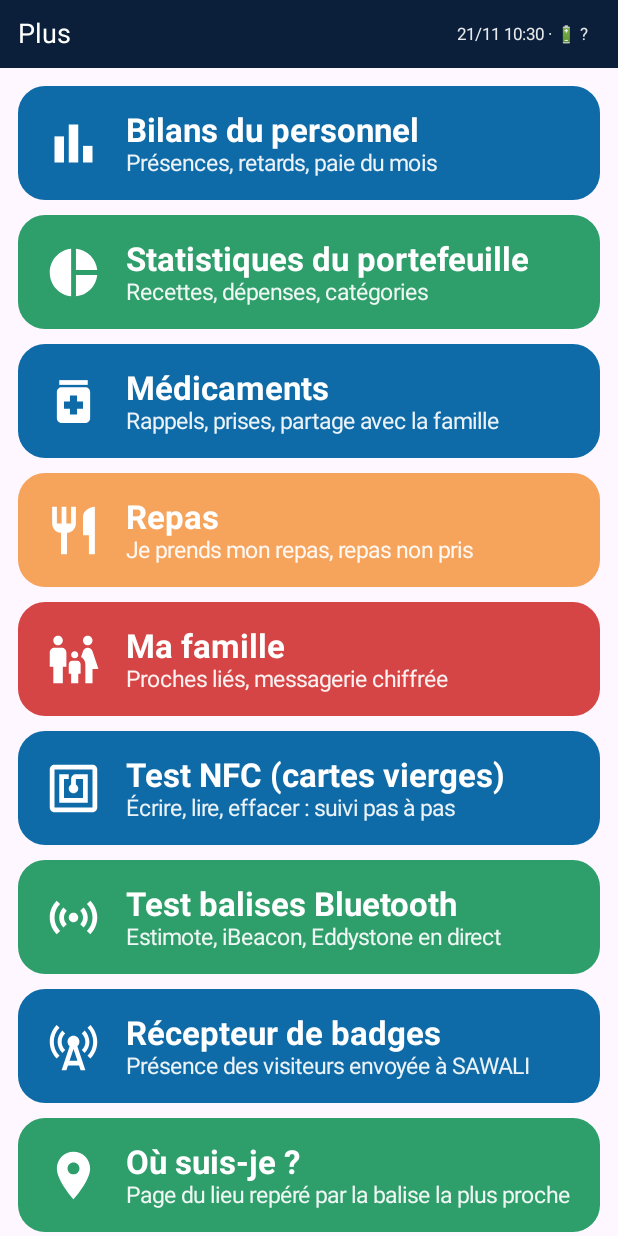
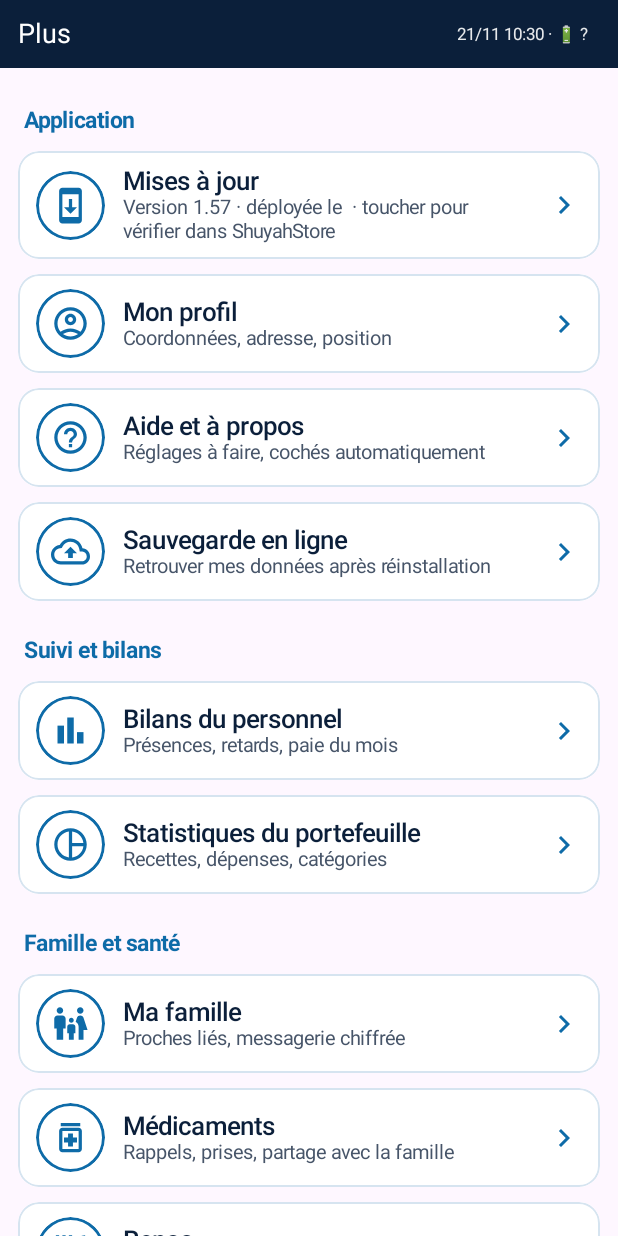
Before and after one commit to ShuyahBF/personnel-maison, an Android app built with Jetpack Compose: the composable EcranPlus shown on its own in the app's theme, on a phone screen of 412 x 824 dp. Run offline under Robolectric (Android 15) with nearby library versions, the phone set to English and light mode, and no system bars; 9 statements that could not run were skipped.

Commit message:
Version 1.57 : nouvelle version signalée depuis ShuyahStore, page Plus en pictogrammes à tracé bleu (#46)
* Version 1.51 : étalonnage de la mesure en direct et mesures enregistrées (nom, note, points)

* Version 1.52 : bouton Terminer de la mesure en direct (résultat figé, caméra arrêtée, Reprendre)

* Version 1.53 : Poser sous le pouce, Terminer avant Enregistrer, pose au toucher, points déplaçables, commande vocale

* Version 1.54 : unités d'affichage (mm, cm, pouces) et comparaison avec les dimensions annoncées

* Version 1.55 : objectif de la mesure (mesurer, vérifier) et bilan des écarts mesuré − objectif

* Version 1.56 : icône de ShuyahStore, correction des points sur image figée, indication de la voix, bandeau translucide

* Retrait de l'ancien pictogramme vectoriel de l'icône (remplacé par l'icône de ShuyahStore)

* Version 1.57 : nouvelle version signalée depuis ShuyahStore, page Plus en pictogrammes à tracé bleu

```diff
--- a/app/build.gradle.kts
+++ b/app/build.gradle.kts
@@ -17,8 +17,8 @@ android {
         minSdk = 26
         targetSdk = 35
         // Règle de version : VERSION +1 à chaque livraison (voir Version.kt).
-        versionCode = 57
-        versionName = "1.56"
+        versionCode = 58
+        versionName = "1.57"
         // Fichier brut : personnel-maison-<version>-release.apk, livré sous le nom personnel-maison-<version>.apk (sans « debug » ni « release »)
         setProperty("archivesBaseName", "personnel-maison-$versionName")
         // APK ALLÉGÉ (1.47) : seules les bibliothèques natives des TÉLÉPHONES sont gardées (ARM 64 bits et 32 bits). Les versions x86 / x86_64
@@ -96,4 +96,5 @@ dependencies {
     implementation("com.squareup.okhttp3:okhttp:4.12.0")
     implementation("org.jetbrains.kotlinx:kotlinx-coroutines-android:1.9.0")
     testImplementation("junit:junit:4.13.2")
+    testImplementation("org.json:json:20240303")   // org.json réel pour les tests JVM (lecture de la réponse de ShuyahStore)
 }
--- a/app/src/main/java/org/shuyah/personnelmaison/EcransBudget.kt
+++ b/app/src/main/java/org/shuyah/personnelmaison/EcransBudget.kt
@@ -12,6 +12,7 @@ import androidx.compose.foundation.layout.*
 import androidx.compose.foundation.shape.RoundedCornerShape
 import androidx.compose.material.icons.Icons
 import androidx.compose.material.icons.filled.*
+import androidx.compose.material.icons.outlined.*
 import androidx.compose.material3.*
 import androidx.compose.runtime.*
 import androidx.compose.runtime.snapshots.SnapshotStateList
@@ -406,22 +407,50 @@ fun EcranBudgetStats(retour: () -> Unit) {
 
 // ======================= Onglet « Plus » =======================
 
-/** Raccourcis vers les écrans moins fréquents (bilans du personnel, profil, statistiques du portefeuille). */
+/**
+ * PAGE « PLUS » = page de paramétrage et d'outils (v1.57) : chaque option est une ligne blanche avec son PICTOGRAMME AU TRACÉ BLEU
+ * (icône « contour », jamais pleine), son titre, une explication courte et une flèche. Les lignes sont rangées en rubriques.
+ * Tout en haut : la version installée et la vérification des mises à jour de ShuyahStore.
+ */
 @Composable
 fun EcranPlus(ouvrir: (Ecran) -> Unit) = Page("Plus") {
-    GrosBouton(Icons.Filled.BarChart, "Bilans du personnel", Bleu, sousTexte = "Présences, retards, paie du mois") { ouvrir(Ecran.Stats) }
-    GrosBouton(Icons.Filled.PieChart, "Statistiques du portefeuille", Vert, sousTexte = "Recettes, dépenses, catégories") { ouvrir(Ecran.BudgetStats) }
-    GrosBouton(Icons.Filled.Medication, "Médicaments", Bleu, sousTexte = "Rappels, prises, partage avec la famille") { ouvrir(Ecran.Medicaments) }
-    GrosBouton(Icons.Filled.Restaurant, "Repas", Orange, sousTexte = "Je prends mon repas, repas non pris") { ouvrir(Ecran.Repas) }
-    GrosBouton(Icons.Filled.FamilyRestroom, "Ma famille", Rouge, sousTexte = "Proches liés, messagerie chiffrée") { ouvrir(Ecran.Famille) }
-    GrosBouton(Icons.Filled.Nfc, "Test NFC (cartes vierges)", Bleu, sousTexte = "Écrire, lire, effacer : suivi pas à pas") { ouvrir(Ecran.LaboNfc) }
-    GrosBouton(Icons.Filled.Sensors, "Test balises Bluetooth", Vert, sousTexte = "Estimote, iBeacon, Eddystone en direct") { ouvrir(Ecran.Balises) }
-    GrosBouton(Icons.Filled.CellTower, "Récepteur de badges", Bleu, sousTexte = "Présence des visiteurs envoyée à SAWALI") { ouvrir(Ecran.Recepteur) }
-    GrosBouton(Icons.Filled.Place, "Où suis-je ?", Vert, sousTexte = "Page du lieu repéré par la balise la plus proche") { ouvrir(Ecran.OuSuisJe) }
-    GrosBouton(Icons.Filled.Tv, "Ma Télé", Vert, sousTexte = "Vidéos sur le téléviseur, pilotées depuis ce téléphone") { ouvrir(Ecran.Tele) }
-    GrosBouton(Icons.Filled.CalendarMonth, "Mon agenda", Bleu, sousTexte = "Google Agenda, rendez-vous par la voix") { ouvrir(Ecran.Agenda) }
-    GrosBouton(Icons.Filled.Straighten, "Mesurer une surface", Orange, sousTexte = "Avec la caméra : en direct ou sur photo") { ouvrir(Ecran.Mesure) }
-    GrosBouton(Icons.Filled.CloudUpload, "Sauvegarde en ligne", Vert, sousTexte = "Retrouver mes données après réinstallation") { ouvrir(Ecran.Sauvegarde) }
-    GrosBouton(Icons.Filled.Help, "Aide et à propos", Gris, sousTexte = "Réglages à faire, cochés automatiquement") { ouvrir(Ecran.Aide) }
-    GrosBouton(Icons.Filled.AccountCircle, "Mon profil", Orange, sousTexte = "Coordonnées, adresse, position") { ouvrir(Ecran.Profil) }
+    val c = androidx.compose.ui.platform.LocalContext.current
+    val portee = androidx.compose.runtime.rememberCoroutineScope()
+    var verification by remember { mutableStateOf(false) }
+
+    Rubrique("Application")
+    // Mises à jour : relit la version publiée dans ShuyahStore (toast « en cours » puis résultat, règle 17)
+    LigneOption(Icons.Outlined.SystemUpdate, "Mises à jour", "${Version.libelle()} · toucher pour vérifier dans ShuyahStore", etat = if (verification) "…" else null) {
+        if (!verification) {
+            verification = true
+            android.widget.Toast.makeText(c, "Vérification de la version en cours…", android.widget.Toast.LENGTH_SHORT).show()
+            portee.launch {
+                val n = MiseAJourStore.verifier(c, forcer = true)
+                verification = false
+                if (n == null) android.widget.Toast.makeText(c, "Vous avez la dernière version publiée (ou ShuyahStore est injoignable).", android.widget.Toast.LENGTH_LONG).show()
+                else { MiseAJourStore.ignorer(c, 0L); android.widget.Toast.makeText(c, "Version ${n.nom} disponible : ouverture de ShuyahStore.", android.widget.Toast.LENGTH_LONG).show(); MiseAJourStore.ouvrirStore(c) }
+            }
+        }
+    }
+    LigneOption(Icons.Outlined.AccountCircle, "Mon profil", "Coordonnées, adresse, position") { ouvrir(Ecran.Profil) }
+    LigneOption(Icons.Outlined.HelpOutline, "Aide et à propos", "Réglages à faire, cochés automatiquement") { ouvrir(Ecran.Aide) }
+    LigneOption(Icons.Outlined.CloudUpload, "Sauvegarde en ligne", "Retrouver mes données après réinstallation") { ouvrir(Ecran.Sauvegarde) }
+
+    Rubrique("Suivi et bilans")
+    LigneOption(Icons.Outlined.BarChart, "Bilans du personnel", "Présences, retards, paie du mois") { ouvrir(Ecran.Stats) }
+    LigneOption(Icons.Outlined.PieChart, "Statistiques du portefeuille", "Recettes, dépenses, catégories") { ouvrir(Ecran.BudgetStats) }
+
+    Rubrique("Famille et santé")
+    LigneOption(Icons.Outlined.FamilyRestroom, "Ma famille", "Proches liés, messagerie chiffrée") { ouvrir(Ecran.Famille) }
+    LigneOption(Icons.Outlined.Medication, "Médicaments", "Rappels, prises, partage avec la famille") { ouvrir(Ecran.Medicaments) }
+    LigneOption(Icons.Outlined.Restaurant, "Repas", "Je prends mon repas, repas non pris") { ouvrir(Ecran.Repas) }
+    LigneOption(Icons.Outlined.CalendarMonth, "Mon agenda", "Google Agenda, rendez-vous par la voix") { ouvrir(Ecran.Agenda) }
+    LigneOption(Icons.Outlined.Tv, "Ma Télé", "Vidéos sur le téléviseur, pilotées depuis ce téléphone") { ouvrir(Ecran.Tele) }
+
+    Rubrique("Outils")
+    LigneOption(Icons.Outlined.Straighten, "Mesurer une surface", "Avec la caméra : en direct ou sur photo") { ouvrir(Ecran.Mesure) }
+    LigneOption(Icons.Outlined.Nfc, "Test NFC (cartes vierges)", "Écrire, lire, effacer : suivi pas à pas") { ouvrir(Ecran.LaboNfc) }
+    LigneOption(Icons.Outlined.Sensors, "Test balises Bluetooth", "Estimote, iBeacon, Eddystone en direct") { ouvrir(Ecran.Balises) }
+    LigneOption(Icons.Outlined.CellTower, "Récepteur de badges", "Présence des visiteurs envoyée à SAWALI") { ouvrir(Ecran.Recepteur) }
+    LigneOption(Icons.Outlined.Place, "Où suis-je ?", "Page du lieu repéré par la balise la plus proche") { ouvrir(Ecran.OuSuisJe) }
 }
--- /dev/null
+++ b/app/src/main/java/org/shuyah/personnelmaison/ElementsPlus.kt
@@ -0,0 +1,72 @@
+package org.shuyah.personnelmaison
+
+import androidx.compose.foundation.BorderStroke
+import androidx.compose.foundation.background
+import androidx.compose.foundation.border
+import androidx.compose.foundation.clickable
+import androidx.compose.foundation.layout.*
+import androidx.compose.foundation.shape.CircleShape
+import androidx.compose.foundation.shape.RoundedCornerShape
+import androidx.compose.material.icons.Icons
+import androidx.compose.material.icons.filled.ChevronRight
+import androidx.compose.material.icons.filled.Close
+import androidx.compose.material.icons.outlined.SystemUpdate
+import androidx.compose.material3.*
+import androidx.compose.runtime.*
+import androidx.compose.ui.Alignment
+import androidx.compose.ui.Modifier
+import androidx.compose.ui.draw.clip
+import androidx.compose.ui.graphics.Color
+import androidx.compose.ui.graphics.vector.ImageVector
+import androidx.compose.ui.platform.LocalContext
+import androidx.compose.ui.text.font.FontWeight
+import androidx.compose.ui.unit.dp
+import androidx.compose.ui.unit.sp
+
+/** Titre de rubrique de la page « Plus » (texte bleu nuit, petit, en majuscules d'initiale). */
+@Composable
+fun Rubrique(titre: String) =
+    Text(titre, fontSize = 15.sp, fontWeight = FontWeight.Bold, color = Bleu, modifier = Modifier.padding(top = 14.dp, bottom = 2.dp, start = 4.dp))
+
+/**
+ * Une option de la page « Plus » : ligne blanche à bord fin, PICTOGRAMME AU TRACÉ BLEU dans un rond au contour bleu,
+ * titre, explication courte et flèche. Toute la ligne se touche. [etat] = petit texte à droite (ex. « … » pendant une vérification).
+ */
+@Composable
+fun LigneOption(icone: ImageVector, titre: String, explication: String, etat: String? = null, surAppui: () -> Unit) =
+    Row(Modifier.fillMaxWidth().clip(RoundedCornerShape(14.dp)).background(Color.White).border(BorderStroke(1.dp, Color(0xFFD6E4F0)), RoundedCornerShape(14.dp))
+        .clickable { surAppui() }.padding(horizontal = 12.dp, vertical = 10.dp), verticalAlignment = Alignment.CenterVertically) {
+        Box(Modifier.size(46.dp).clip(CircleShape).border(BorderStroke(1.5.dp, Bleu), CircleShape), contentAlignment = Alignment.Center) {
+            Icon(icone, null, tint = Bleu, modifier = Modifier.size(26.dp))
+        }
+        Column(Modifier.weight(1f).padding(horizontal = 12.dp)) {
+            Text(titre, fontSize = 17.sp, fontWeight = FontWeight.SemiBold, color = BleuNuit)
+            Text(explication, fontSize = 13.sp, color = Gris, lineHeight = 16.sp)
+        }
+        if (etat != null) Text(etat, fontSize = 14.sp, color = Bleu, modifier = Modifier.padding(end = 4.dp))
+        Icon(Icons.Filled.ChevronRight, null, tint = Bleu)
+    }
+
+/**
+ * BANDEAU « NOUVELLE VERSION DISPONIBLE » (v1.57), affiché en haut des onglets quand ShuyahStore publie une version plus récente.
+ * « Mettre à jour » ouvre ShuyahStore ; la croix = « Plus tard » (la version est mémorisée : le bandeau ne revient que pour une version encore plus récente).
+ * Compact et clair (pas de bloc noir qui masque l'écran).
+ */
+@Composable
+fun BandeauMiseAJour() {
+    val c = LocalContext.current
+    var nouvelle by remember { mutableStateOf<MiseAJourStore.Nouvelle?>(null) }
+    LaunchedEffect(Unit) { nouvelle = MiseAJourStore.verifier(c) }          // réseau lu en arrière-plan ; rien ne s'affiche si hors connexion
+    val n = nouvelle ?: return
+    Row(Modifier.fillMaxWidth().background(Color(0xFFE8F3FB)).border(BorderStroke(1.dp, Bleu)).padding(horizontal = 10.dp, vertical = 8.dp), verticalAlignment = Alignment.CenterVertically) {
+        Icon(Icons.Outlined.SystemUpdate, null, tint = Bleu, modifier = Modifier.size(26.dp))
+        Column(Modifier.weight(1f).padding(horizontal = 10.dp)) {
+            Text("Nouvelle version ${n.nom} disponible", fontSize = 15.sp, fontWeight = FontWeight.Bold, color = BleuNuit)
+            Text("Vous avez la ${Version.VERSION}.", fontSize = 12.sp, color = Gris)
+        }
+        Button({ MiseAJourStore.ouvrirStore(c) }, contentPadding = PaddingValues(horizontal = 12.dp, vertical = 4.dp)) {
+            Icon(Icons.Outlined.SystemUpdate, null, modifier = Modifier.size(18.dp)); Spacer(Modifier.width(4.dp)); Text("Mettre à jour", fontSize = 13.sp)
+        }
+        IconButton({ MiseAJourStore.ignorer(c, n.code); nouvelle = null }) { Icon(Icons.Filled.Close, "Plus tard", tint = Gris) }
+    }
+}
--- a/app/src/main/java/org/shuyah/personnelmaison/MainActivity.kt
+++ b/app/src/main/java/org/shuyah/personnelmaison/MainActivity.kt
@@ -317,7 +317,9 @@ private fun Racine() {
         }
     }) { marge ->
         // Bords de l'écran : barre d'état toujours ; barre de navigation du téléphone seulement quand l'onglet du bas n'est pas affiché
-        Box(Modifier.fillMaxSize().padding(marge).statusBarsPadding().then(if (pile.isNotEmpty()) Modifier.navigationBarsPadding() else Modifier)) {
+        Column(Modifier.fillMaxSize().padding(marge).statusBarsPadding().then(if (pile.isNotEmpty()) Modifier.navigationBarsPadding() else Modifier)) {
+            if (pile.isEmpty()) BandeauMiseAJour()      // nouvelle version publiée dans ShuyahStore (v1.57)
+            Box(Modifier.fillMaxWidth().weight(1f)) {
             // ÉCRANS SENSIBLES (budget, famille, documents) : empreinte exigée si le dernier déverrouillage date de plus de 2 minutes
             val sensible = courant is Ecran.Budget || courant is Ecran.BudgetStats || courant is Ecran.Famille || courant is Ecran.FamilleLien ||
                 courant is Ecran.FicheOperation || courant is Ecran.FormOperation || courant is Ecran.PieceOperation || courant is Ecran.Piece || courant is Ecran.Document
@@ -374,6 +376,7 @@ private fun Racine() {
             }
             ChatPermanent(Modifier.align(androidx.compose.ui.Alignment.BottomStart))      // messagerie des proches : pastille ou panneau, sur tous les écrans
         }
+            }
     }
     }
 }
--- a/app/src/main/java/org/shuyah/personnelmaison/Version.kt
+++ b/app/src/main/java/org/shuyah/personnelmaison/Version.kt
@@ -2,7 +2,7 @@ package org.shuyah.personnelmaison
 
 /** SOURCE UNIQUE de la version (règles 1 et 2) : VERSION +1 à chaque livraison (et versionName dans app/build.gradle.kts). */
 object Version {
-    const val VERSION = "1.56"
+    const val VERSION = "1.57"
     /** « Version 1.0 · déployée le 11/11/2026 09:00 » (date de compilation injectée par Gradle). */
     fun libelle(): String = "Version $VERSION · déployée le ${BuildConfig.DATE_COMPILATION}"
 }
```
Also changed, not shown: app/src/main/java/org/shuyah/personnelmaison/MiseAJourStore.kt (added, +103 -0 lines), 1 other file.
